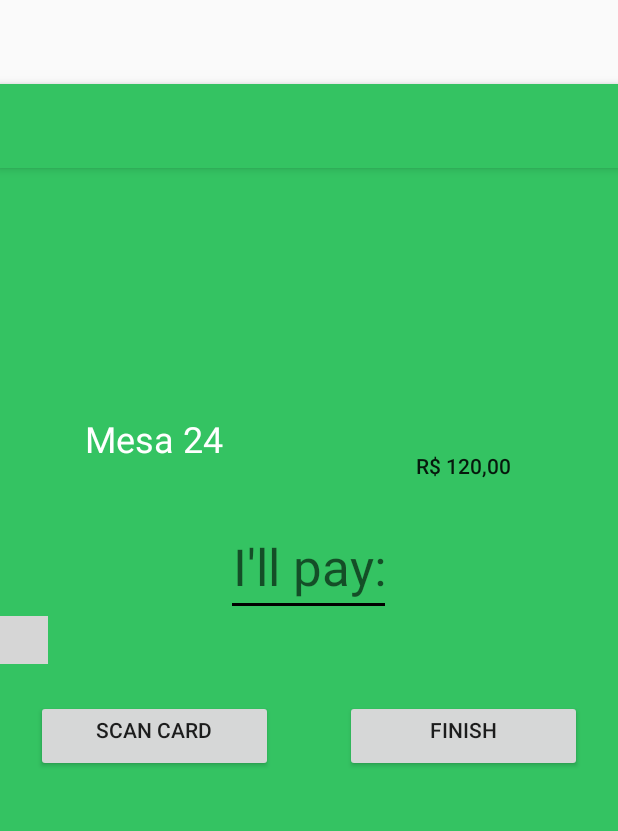
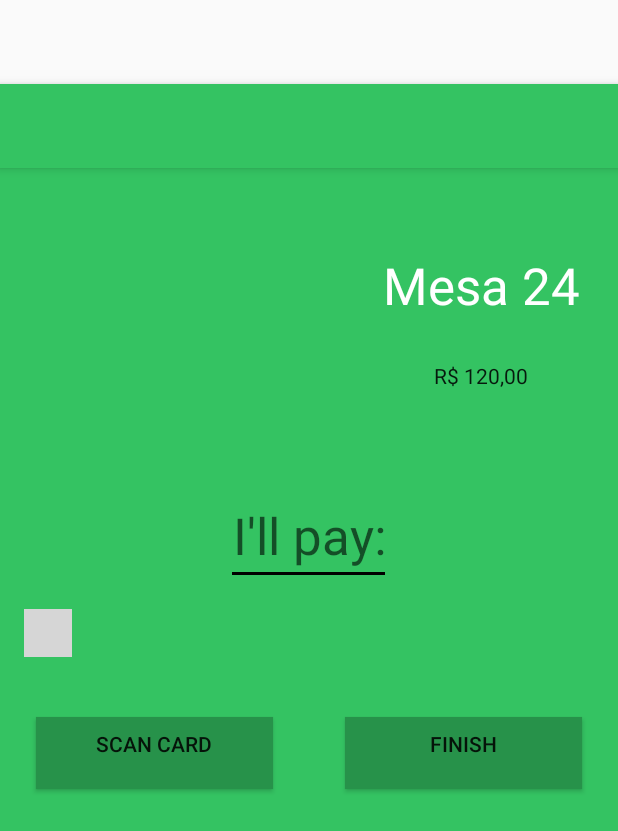
Before and after one commit to RepoForks/beacon-app, an Android app: the layout activity_checkout.xml on its own in the app's theme, with its tools: preview values and no code run, on a phone screen of 412 x 824 dp. Shown: the top 831 px of the screen. Run offline under Robolectric (Android 15) with nearby library versions, the light colour scheme and no system bars; plain views replace CreditCardForm, MaterialEditText; grey boxes are pictures that could not be loaded.

Commit message:
Finishing transaction

```diff
--- a/app/src/main/java/com/shift/hack/beacon/ConfirmedActivity.java
+++ b/app/src/main/java/com/shift/hack/beacon/ConfirmedActivity.java
@@ -5,6 +5,7 @@ import android.os.Bundle;
 import android.support.v7.app.AppCompatActivity;
 import android.support.v7.widget.Toolbar;
 import android.view.MenuItem;
+import android.widget.TextView;
 
 public class ConfirmedActivity extends AppCompatActivity {
 
@@ -17,6 +18,9 @@ public class ConfirmedActivity extends AppCompatActivity {
 
         getSupportActionBar().setTitle("Confirmation");
         getSupportActionBar().setDisplayHomeAsUpEnabled(true);
+
+        if (getIntent().hasExtra("ID"))
+            ((TextView)findViewById(R.id.transaction_id)).setText("Payment ID:" + getIntent().getStringExtra("ID"));
     }
 
     @Override
--- a/app/src/main/java/com/shift/hack/beacon/SearchBeaconActivity.java
+++ b/app/src/main/java/com/shift/hack/beacon/SearchBeaconActivity.java
@@ -43,7 +43,6 @@ import retrofit2.Response;
 public class SearchBeaconActivity extends AppCompatActivity implements BeaconConsumer {
     protected static final String TAG = "MonitoringActivity";
     private BeaconManager beaconManager;
-
     private TextView textSearching;
     private View beaconLayout;
     private User user = null;
@@ -90,6 +89,7 @@ public class SearchBeaconActivity extends AppCompatActivity implements BeaconCon
             public void onItemClick(AdapterView<?> parent, View view, int position, long id) {
                 Intent intent = new Intent(getApplicationContext(), CheckoutActivity.class);
                 intent.putExtra("beaconJson", adapter.getItem(position).toString());
+                intent.putExtra("DEVICE", adapter.getItem(position).get("_id").getAsString());
                 startActivity(intent);
             }
         });
--- a/app/src/main/java/com/shift/hack/beacon/network/ApiClient.java
+++ b/app/src/main/java/com/shift/hack/beacon/network/ApiClient.java
@@ -34,4 +34,10 @@ public interface ApiClient {
                                     @Field("uuid") String uuid,
                                     @Field("name") String name,
                                     @Field("value") String value);
+
+    @POST("transactions")
+    Call<ResponseBody> sendTransaction(@Field("value") Integer value,
+                                       @Field("token") String token,
+                                       @Field("owner") String owner,
+                                       @Field("device") String device);
 }
--- a/app/src/main/res/layout/content_checkout.xml
+++ b/app/src/main/res/layout/content_checkout.xml
@@ -15,42 +15,48 @@
         android:layout_height="wrap_content"
         android:orientation="vertical">
 
+        <LinearLayout
+            android:orientation="horizontal"
+            android:layout_width="match_parent"
+            android:layout_height="wrap_content">
+
         <de.hdodenhof.circleimageview.CircleImageView
             android:id="@+id/profile_image"
-            android:layout_width="140dp"
+            android:layout_width="0dp"
+            android:layout_weight="0.5"
             android:layout_height="140dp"
             android:layout_gravity="center"
-            android:layout_marginTop="24dp"
+            android:layout_margin="24dp"
             app:civ_border_width="0dp"
             app:civ_border_color="#FF000000"/>
 
-        <LinearLayout
-            android:orientation="horizontal"
-            android:layout_width="match_parent"
-            android:layout_gravity="center_horizontal"
-            android:layout_height="wrap_content">
+            <LinearLayout
+                android:layout_width="0dp"
+                android:layout_height="wrap_content"
+                android:layout_weight="0.5"
+                android:layout_gravity="center"
+                android:gravity="center"
+                android:orientation="vertical">
                 <TextView android:id="@+id/title"
-                    android:layout_width="0dp"
-                    android:layout_weight="0.5"
+                    android:layout_width="wrap_content"
                     android:layout_height="wrap_content"
-                    android:layout_gravity="center_horizontal"
-                    android:gravity="center_horizontal"
+                    android:layout_gravity="center"
+                    android:gravity="center"
                     android:textColor="#ffffff"
-                    android:textAppearance="@style/TextAppearance.AppCompat.Headline"
-                    android:layout_marginTop="12dp"
+                    android:textAppearance="@style/TextAppearance.AppCompat.Display1"
+                    android:layout_margin="16dp"
                     android:text="Mesa 24" />
 
                 <TextView android:id="@+id/price"
-                    android:layout_width="0dp"
-                    android:layout_weight="0.5"
+                    android:layout_width="wrap_content"
                     android:layout_height="wrap_content"
-                    android:layout_gravity="center_vertical"
-                    android:gravity="center_horizontal"
-                    android:textAppearance="@style/TextAppearance.AppCompat.Body2"
+                    android:layout_gravity="center"
+                    android:gravity="center"
+                    android:textAppearance="@style/TextAppearance.AppCompat.Body1"
                     android:layout_marginTop="12dp"
                     android:text="R$ 120,00" />
+            </LinearLayout>
         </LinearLayout>
-
 
         <com.rengwuxian.materialedittext.MaterialEditText
             android:id="@+id/editPrice"
@@ -73,6 +79,7 @@
         <com.devmarvel.creditcardentry.library.CreditCardForm
             android:id="@+id/credit_card_form"
             android:layout_width="wrap_content"
+            android:layout_margin="16dp"
             android:layout_height="wrap_content"
             app:helper_text_color="#000"
             app:include_helper="false"
@@ -89,14 +96,20 @@
                 android:layout_weight="0.5"
                 android:layout_gravity="center_vertical"
                 android:gravity="center_horizontal"
+                android:background="#27924a"
                 android:layout_width="0dp"
+                android:textAlignment="center"
+                android:padding="8dp"
                 android:layout_height="wrap_content"
                 android:layout_margin="24dp"
                 android:text="Scan card" />
 
             <Button android:id="@+id/buttonPay"
                 android:layout_weight="0.5"
+                android:padding="8dp"
                 android:layout_width="0dp"
+                android:textAlignment="center"
+                android:background="#27924a"
                 android:layout_gravity="center_vertical"
                 android:gravity="center_horizontal"
                 android:layout_height="wrap_content"
```
Also changed, not shown: app/src/main/java/com/shift/hack/beacon/CheckoutActivity.java (+85 -6 lines), app/src/main/java/com/shift/hack/beacon/adapter/TransactionsAdapter.java (+7 -3 lines), app/src/main/res/layout/content_confirmed.xml (+10 -0 lines).
